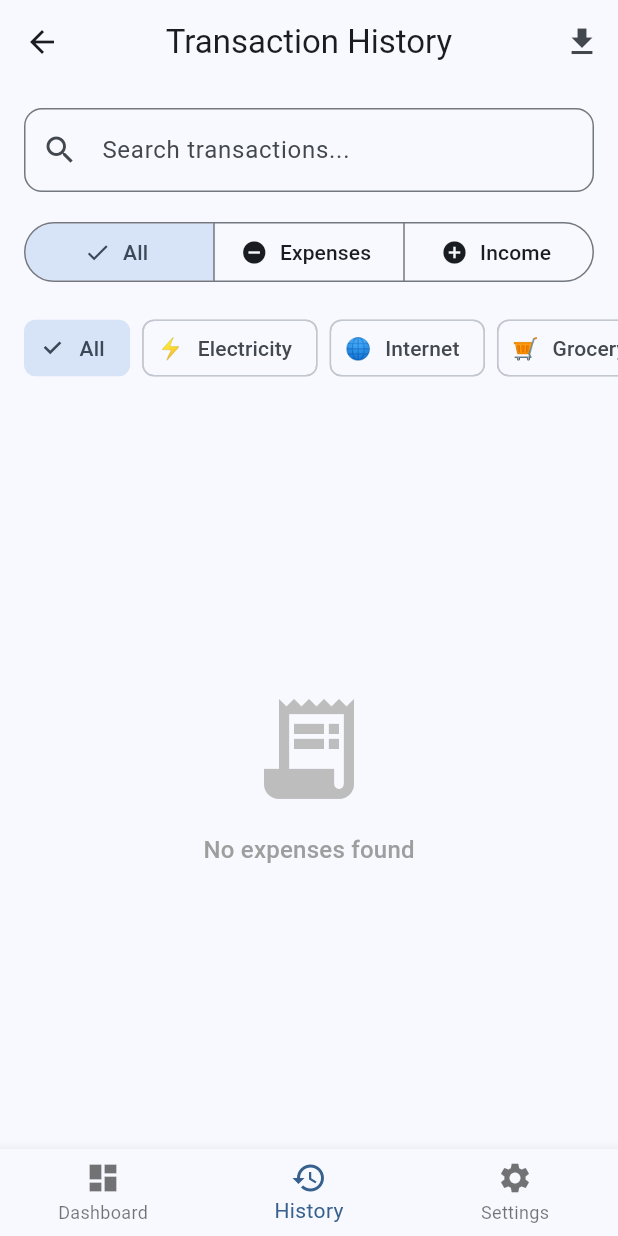
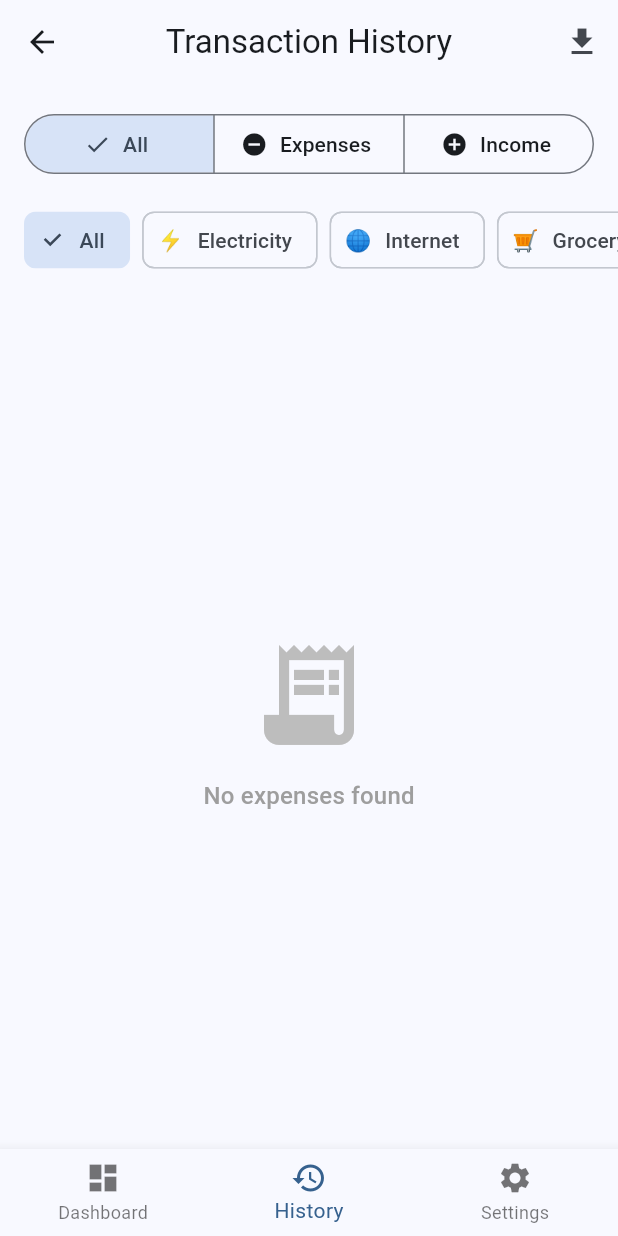
Before and after one commit to arafat-mahmud/expensetracker, a Flutter app: the HistoryPage screen opened by its route, on a phone screen of 412 x 824 dp. Run offline on Flutter 3.47's test engine with Material 3 defaults, Android fonts, the phone set to English and light mode, and no system bars; our stand-ins replace cloud_firestore, csv, firebase_auth, firebase_core, fl_chart, google_sign_in and 5 more; missing offline and left inert: googleapis; accounts and stored records are empty.

Commit message:
refactor: Remove search functionality from history page and update expense card display format

```diff
--- a/lib/screens/history_page.dart
+++ b/lib/screens/history_page.dart
@@ -14,7 +14,6 @@ class HistoryPage extends StatefulWidget {
 }
 
 class _HistoryPageState extends State<HistoryPage> {
-  String _searchQuery = '';
   String _filterCategory = 'All';
   String _transactionType = 'All'; // 'All', 'Debit', 'Credit'
 
@@ -29,16 +28,6 @@ class _HistoryPageState extends State<HistoryPage> {
       expenses = expenses.where((e) => e.isDebit).toList();
     } else if (_transactionType == 'Credit') {
       expenses = expenses.where((e) => e.isCredit).toList();
-    }
-
-    // Apply search filter
-    if (_searchQuery.isNotEmpty) {
-      expenses = expenses
-          .where((e) =>
-              e.title.toLowerCase().contains(_searchQuery.toLowerCase()) ||
-              e.category.toLowerCase().contains(_searchQuery.toLowerCase()) ||
-              e.note.toLowerCase().contains(_searchQuery.toLowerCase()))
-          .toList();
     }
 
     // Apply category filter
@@ -61,24 +50,7 @@ class _HistoryPageState extends State<HistoryPage> {
       ),
       body: Column(
         children: [
-          // Search Bar
-          Padding(
-            padding: const EdgeInsets.all(16),
-            child: TextField(
-              decoration: InputDecoration(
-                hintText: 'Search transactions...',
-                prefixIcon: const Icon(Icons.search),
-                border: OutlineInputBorder(
-                  borderRadius: BorderRadius.circular(12),
-                ),
-              ),
-              onChanged: (value) {
-                setState(() {
-                  _searchQuery = value;
-                });
-              },
-            ),
-          ),
+          const SizedBox(height: 16),
 
           // Transaction Type Filter
           Padding(
```
Also changed, not shown: lib/widgets/expense_card.dart (+1 -7 lines).
